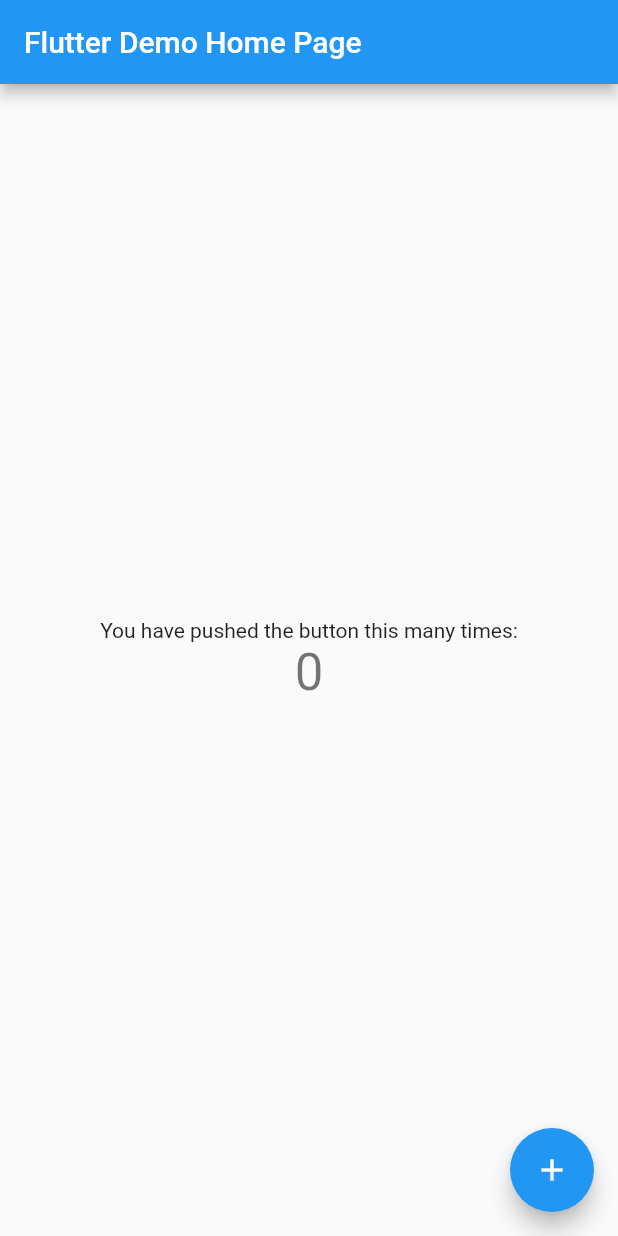
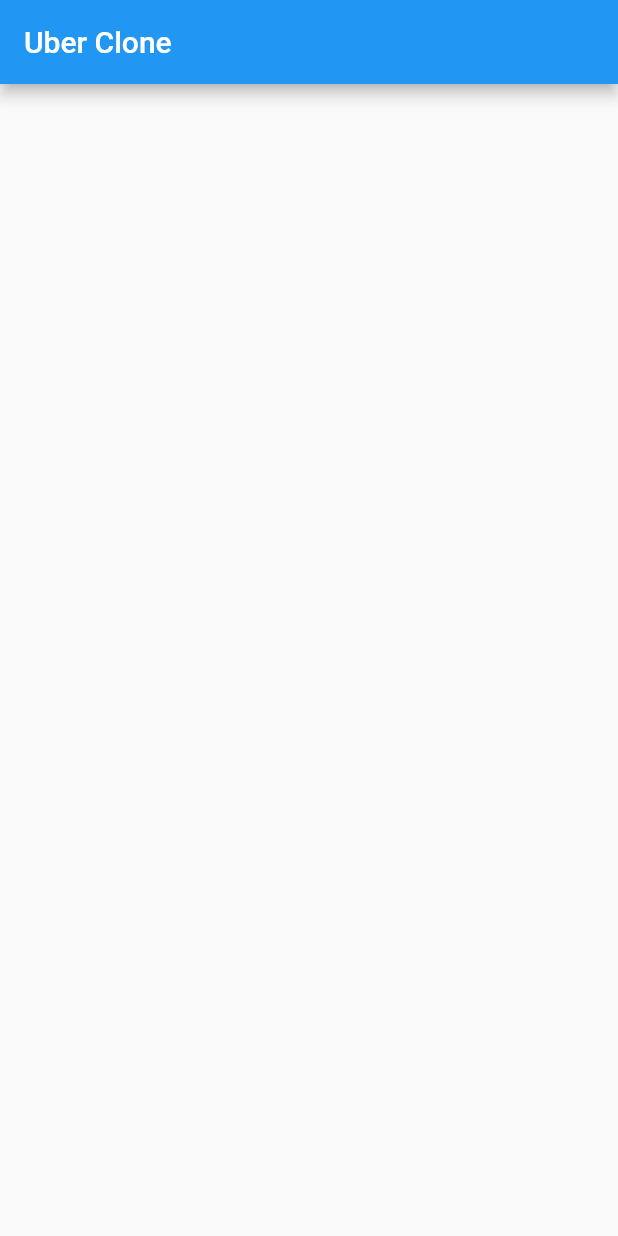
Before and after one commit to MatthieuNadeau96/Flutter_uber_clone, a Flutter app: the screen it shows after launch, on a phone screen of 412 x 824 dp. Run offline on Flutter 3.47's test engine with Material 2 defaults, Android fonts, the phone set to English and light mode, and no system bars.

Commit message:
removed default code. added screens folder with a home_screen

```diff
--- a/lib/main.dart
+++ b/lib/main.dart
@@ -1,111 +1,17 @@
 import 'package:flutter/material.dart';
+import 'package:uber_clone/screens/home_screen.dart';
 
 void main() => runApp(MyApp());
 
 class MyApp extends StatelessWidget {
-  // This widget is the root of your application.
   @override
   Widget build(BuildContext context) {
     return MaterialApp(
-      title: 'Flutter Demo',
+      title: 'uber clone',
       theme: ThemeData(
-        // This is the theme of your application.
-        //
-        // Try running your application with "flutter run". You'll see the
-        // application has a blue toolbar. Then, without quitting the app, try
-        // changing the primarySwatch below to Colors.green and then invoke
-        // "hot reload" (press "r" in the console where you ran "flutter run",
-        // or simply save your changes to "hot reload" in a Flutter IDE).
-        // Notice that the counter didn't reset back to zero; the application
-        // is not restarted.
         primarySwatch: Colors.blue,
       ),
-      home: MyHomePage(title: 'Flutter Demo Home Page'),
+      home: MyHomePage(title: 'Uber Clone'),
     );
   }
 }
-
-class MyHomePage extends StatefulWidget {
-  MyHomePage({Key key, this.title}) : super(key: key);
-
-  // This widget is the home page of your application. It is stateful, meaning
-  // that it has a State object (defined below) that contains fields that affect
-  // how it looks.
-
-  // This class is the configuration for the state. It holds the values (in this
-  // case the title) provided by the parent (in this case the App widget) and
-  // used by the build method of the State. Fields in a Widget subclass are
-  // always marked "final".
-
-  final String title;
-
-  @override
-  _MyHomePageState createState() => _MyHomePageState();
-}
-
-class _MyHomePageState extends State<MyHomePage> {
-  int _counter = 0;
-
-  void _incrementCounter() {
-    setState(() {
-      // This call to setState tells the Flutter framework that something has
-      // changed in this State, which causes it to rerun the build method below
-      // so that the display can reflect the updated values. If we changed
-      // _counter without calling setState(), then the build method would not be
-      // called again, and so nothing would appear to happen.
-      _counter++;
-    });
-  }
-
-  @override
-  Widget build(BuildContext context) {
-    // This method is rerun every time setState is called, for instance as done
-    // by the _incrementCounter method above.
-    //
-    // The Flutter framework has been optimized to make rerunning build methods
-    // fast, so that you can just rebuild anything that needs updating rather
-    // than having to individually change instances of widgets.
-    return Scaffold(
-      appBar: AppBar(
-        // Here we take the value from the MyHomePage object that was created by
-        // the App.build method, and use it to set our appbar title.
-        title: Text(widget.title),
-      ),
-      body: Center(
-        // Center is a layout widget. It takes a single child and positions it
-        // in the middle of the parent.
-        child: Column(
-          // Column is also a layout widget. It takes a list of children and
-          // arranges them vertically. By default, it sizes itself to fit its
-          // children horizontally, and tries to be as tall as its parent.
-          //
-          // Invoke "debug painting" (press "p" in the console, choose the
-          // "Toggle Debug Paint" action from the Flutter Inspector in Android
-          // Studio, or the "Toggle Debug Paint" command in Visual Studio Code)
-          // to see the wireframe for each widget.
-          //
-          // Column has various properties to control how it sizes itself and
-          // how it positions its children. Here we use mainAxisAlignment to
-          // center the children vertically; the main axis here is the vertical
-          // axis because Columns are vertical (the cross axis would be
-          // horizontal).
-          mainAxisAlignment: MainAxisAlignment.center,
-          children: <Widget>[
-            Text(
-              'You have pushed the button this many times:',
-            ),
-            Text(
-              '$_counter',
-              style: Theme.of(context).textTheme.display1,
-            ),
-          ],
-        ),
-      ),
-      floatingActionButton: FloatingActionButton(
-        onPressed: _incrementCounter,
-        tooltip: 'Increment',
-        child: Icon(Icons.add),
-      ), // This trailing comma makes auto-formatting nicer for build methods.
-    );
-  }
-}
--- /dev/null
+++ b/lib/screens/home_screen.dart
@@ -0,0 +1,21 @@
+import 'package:flutter/material.dart';
+
+class MyHomePage extends StatefulWidget {
+  MyHomePage({Key key, this.title}) : super(key: key);
+
+  final String title;
+  @override
+  _MyHomePageState createState() => _MyHomePageState();
+}
+
+class _MyHomePageState extends State<MyHomePage> {
+  @override
+  Widget build(BuildContext context) {
+    return Scaffold(
+      appBar: AppBar(
+        title: Text(widget.title),
+      ),
+      body: Center(),
+    );
+  }
+}
```
